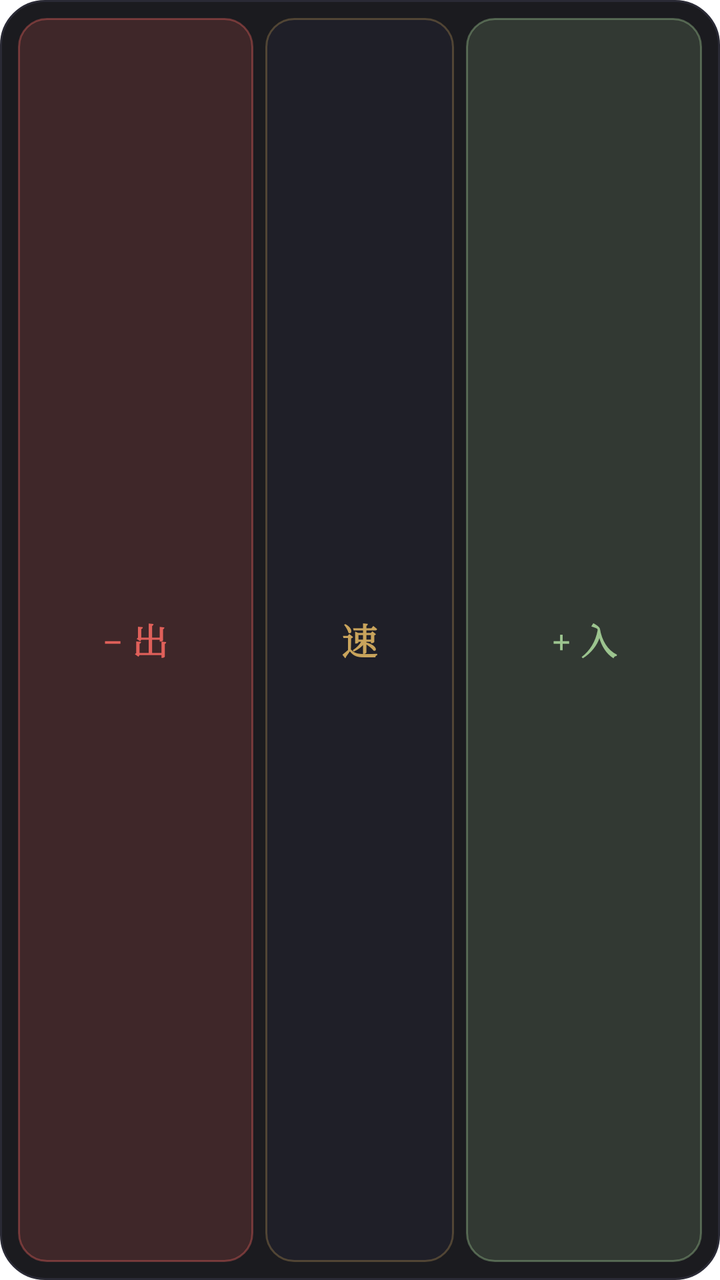
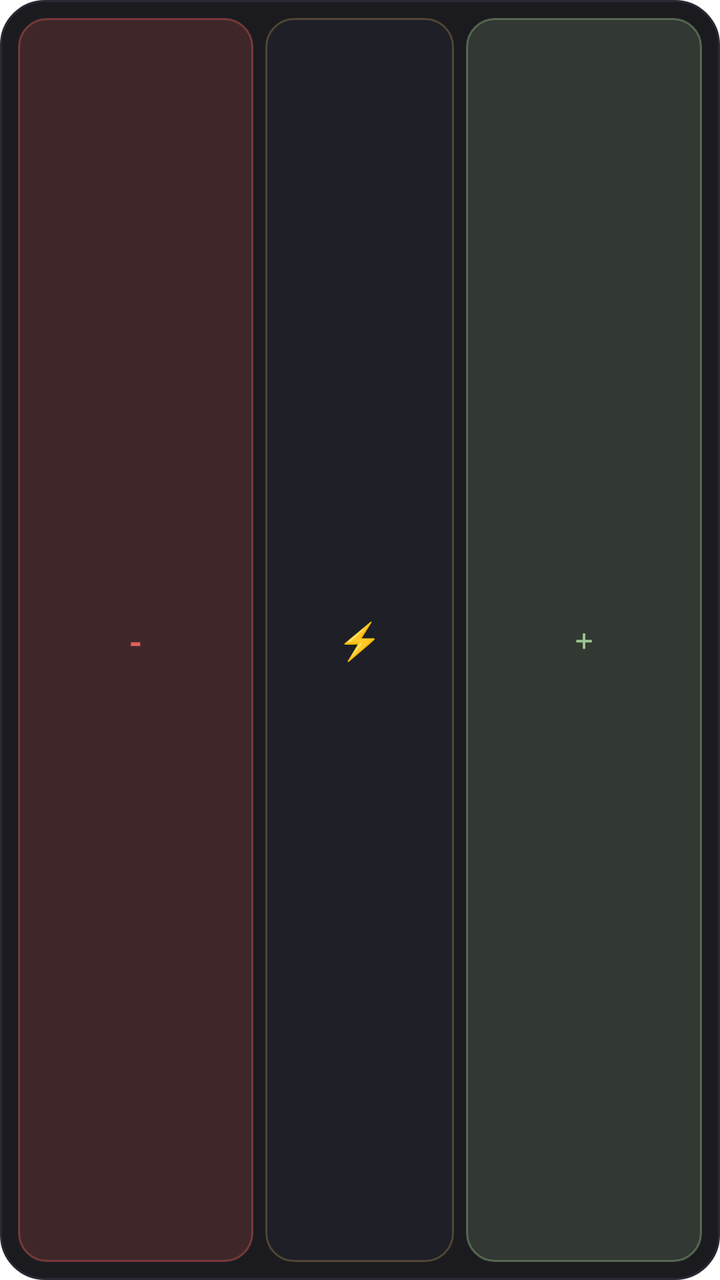

The first picture is an Android layout as it rendered before a commit; the second is the same layout after the commit. The layout source and the unified diff follow.
<!-- AndroidManifest.xml: fallback theme Theme.MaterialComponents.DayNight.NoActionBar -->
<!-- res/layout/widget_quick_add.xml -->
<?xml version="1.0" encoding="utf-8"?>
<LinearLayout xmlns:android="http://schemas.android.com/apk/res/android"
    android:id="@+id/root"
    android:layout_width="match_parent"
    android:layout_height="match_parent"
    android:background="@drawable/widget_bg"
    android:gravity="center_vertical"
    android:orientation="horizontal"
    android:padding="6dp">

    <TextView
        android:id="@+id/btn_expense"
        android:layout_width="0dp"
        android:layout_height="match_parent"
        android:layout_margin="3dp"
        android:layout_weight="1"
        android:background="@drawable/widget_btn_expense"
        android:fontFamily="serif"
        android:gravity="center"
        android:text="− 出"
        android:textColor="#E0605A"
        android:textSize="18sp"
        android:textStyle="bold" />

    <TextView
        android:id="@+id/btn_quick"
        android:layout_width="0dp"
        android:layout_height="match_parent"
        android:layout_margin="3dp"
        android:layout_weight="0.8"
        android:background="@drawable/widget_btn_neutral"
        android:fontFamily="serif"
        android:gravity="center"
        android:text="速"
        android:textColor="#C9A45C"
        android:textSize="18sp"
        android:textStyle="bold" />

    <TextView
        android:id="@+id/btn_income"
        android:layout_width="0dp"
        android:layout_height="match_parent"
        android:layout_margin="3dp"
        android:layout_weight="1"
        android:background="@drawable/widget_btn_income"
        android:fontFamily="serif"
        android:gravity="center"
        android:text="+ 入"
        android:textColor="#9CC48F"
        android:textSize="18sp"
        android:textStyle="bold" />
</LinearLayout>
<!-- resources referenced by this layout -->
<resources>
  <!-- drawable widget_bg (drawable) -->
  <?xml version="1.0" encoding="utf-8"?>
  <shape xmlns:android="http://schemas.android.com/apk/res/android" android:shape="rectangle">
      <solid android:color="#F20F0F14" />
      <corners android:radius="22dp" />
      <stroke android:width="1dp" android:color="#2A2A35" />
  </shape>
  <!-- drawable widget_btn_expense (drawable) -->
  <?xml version="1.0" encoding="utf-8"?>
  <shape xmlns:android="http://schemas.android.com/apk/res/android" android:shape="rectangle">
      <solid android:color="#2EE0605A" />
      <corners android:radius="14dp" />
      <stroke android:width="1dp" android:color="#66E0605A" />
  </shape>
  <!-- drawable widget_btn_income (drawable) -->
  <?xml version="1.0" encoding="utf-8"?>
  <shape xmlns:android="http://schemas.android.com/apk/res/android" android:shape="rectangle">
      <solid android:color="#2E9CC48F" />
      <corners android:radius="14dp" />
      <stroke android:width="1dp" android:color="#669CC48F" />
  </shape>
  <!-- drawable widget_btn_neutral (drawable) -->
  <?xml version="1.0" encoding="utf-8"?>
  <shape xmlns:android="http://schemas.android.com/apk/res/android" android:shape="rectangle">
      <solid android:color="#1F1F28" />
      <corners android:radius="14dp" />
      <stroke android:width="1dp" android:color="#4DC9A45C" />
  </shape>
</resources>

<!-- the commit's change to res/layout/widget_quick_add.xml (unified diff, before → after) -->
@@ -17,7 +17,7 @@
         android:background="@drawable/widget_btn_expense"
         android:fontFamily="serif"
         android:gravity="center"
-        android:text="− 出"
+        android:text="-"
         android:textColor="#E0605A"
         android:textSize="18sp"
         android:textStyle="bold" />
@@ -31,7 +31,7 @@
         android:background="@drawable/widget_btn_neutral"
         android:fontFamily="serif"
         android:gravity="center"
-        android:text="速"
+        android:text="⚡"
         android:textColor="#C9A45C"
         android:textSize="18sp"
         android:textStyle="bold" />
@@ -45,7 +45,7 @@
         android:background="@drawable/widget_btn_income"
         android:fontFamily="serif"
         android:gravity="center"
-        android:text="+ 入"
+        android:text="+"
         android:textColor="#9CC48F"
         android:textSize="18sp"
         android:textStyle="bold" />
